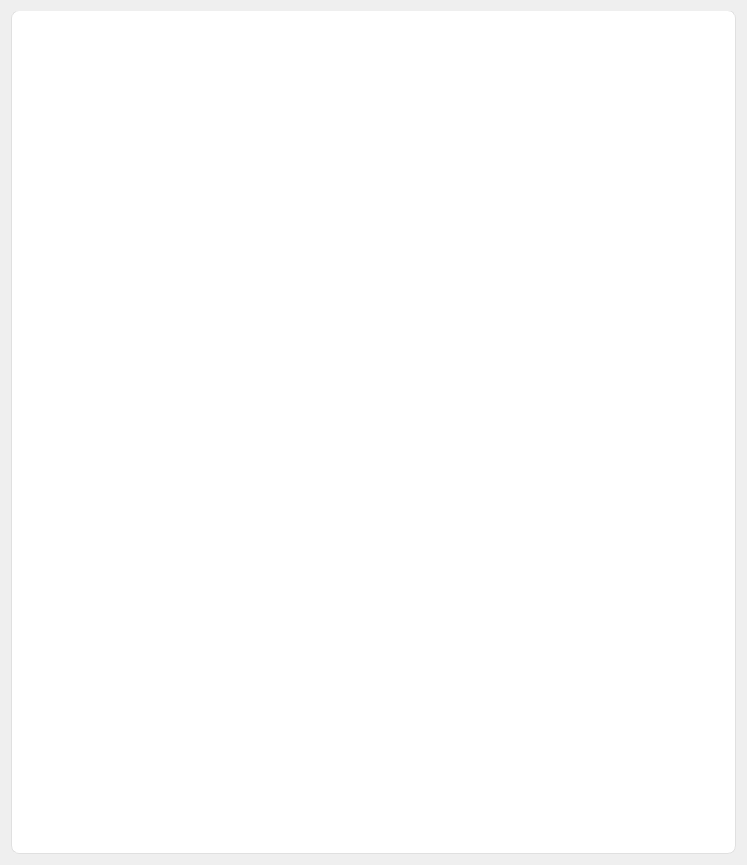
This is frontend/main.ui in HoangGiap1804/Firewall-Application as Qt 5 draws it before an edit. The edited form follows.
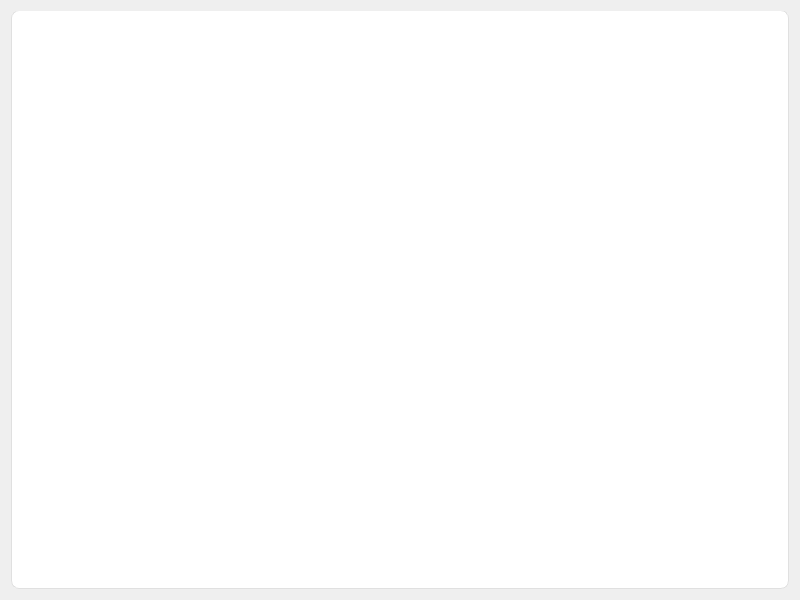
This is the edited form.

What changed in the file:
```diff
--- a/frontend/main.ui
+++ b/frontend/main.ui
@@ -6,8 +6,8 @@
    <rect>
     <x>0</x>
     <y>0</y>
-    <width>747</width>
-    <height>865</height>
+    <width>800</width>
+    <height>600</height>
    </rect>
   </property>
   <property name="windowTitle">
@@ -36,7 +36,7 @@
     border-bottom: none;
     border-top-left-radius: 8px;
     border-top-right-radius: 8px;
-    padding: 8px 16px;
+    padding: 4px 8px;
     margin-right: 2px;
     font-weight: 500;
     font-size: 12px;
```
Lines whose indentation alone changed are shown as unchanged.
